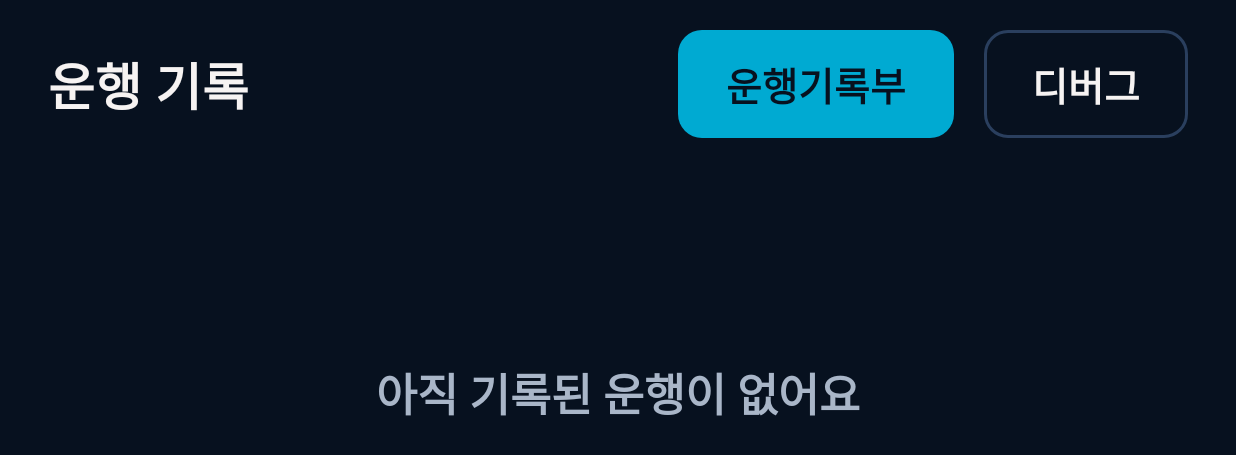
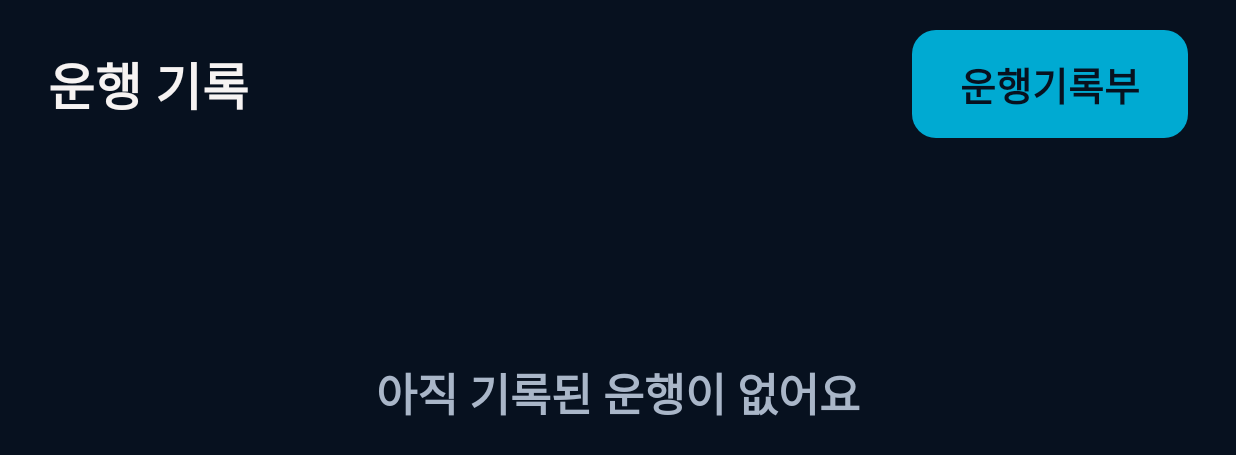
Before and after one commit to Endus-KR/Drivary-Android, an Android app built with Jetpack Compose: the DebugSettingsRoute screen opened through its navigation route, after a tap on "뒤로", on a phone screen of 824 x 412 dp (held sideways). Shown: the top 455 px of the screen. Run offline under Robolectric (Android 15) with nearby library versions, the phone set to English and light mode, and no system bars; our stand-ins replace Dagger/Hilt's generated code, Timber; libraries missing offline, so code that uses them is left out: androidx.hilt.lifecycle.

Commit message:
feat: 홈의 디버그 버튼을 숨기고 제목 길게 누르기로 연다
시연 영상에 디버그 버튼이 계속 보여서, 홈 제목("운행 기록")을 길게 누르면 디버그 설정이 열리게 바꾼다.

- DrivaryTopBar에 onTitleLongPress 추가 (기존 호출부는 그대로)

Co-Authored-By: Claude Opus 5.5 <noreply@anthropic.com>
Claude-Session: https://claude.ai/code/session_016RK9UfUEjm7wPbnpzRng9T

```diff
--- a/app/src/main/java/com/endus/drivary/presentation/designsystem/component/DrivaryTopBar.kt
+++ b/app/src/main/java/com/endus/drivary/presentation/designsystem/component/DrivaryTopBar.kt
@@ -1,5 +1,6 @@
 package com.endus.drivary.presentation.designsystem.component
 
+import androidx.compose.foundation.gestures.detectTapGestures
 import androidx.compose.foundation.layout.Arrangement
 import androidx.compose.foundation.layout.Row
 import androidx.compose.foundation.layout.RowScope
@@ -11,6 +12,7 @@ import androidx.compose.material3.Text
 import androidx.compose.runtime.Composable
 import androidx.compose.ui.Alignment
 import androidx.compose.ui.Modifier
+import androidx.compose.ui.input.pointer.pointerInput
 import androidx.compose.ui.unit.dp
 
 @Composable
@@ -19,6 +21,8 @@ fun DrivaryTopBar(
     modifier: Modifier = Modifier,
     navigation: (@Composable () -> Unit)? = null,
     actions: @Composable RowScope.() -> Unit = {},
+    /** 제목을 길게 눌렀을 때. 시연 화면에 보이지 않는 숨은 진입점에 쓴다 */
+    onTitleLongPress: (() -> Unit)? = null,
 ) {
     Row(
         modifier = modifier
@@ -33,7 +37,17 @@ fun DrivaryTopBar(
             text = title,
             style = MaterialTheme.typography.headlineMedium,
             color = MaterialTheme.colorScheme.onSurface,
-            modifier = Modifier.weight(1f),
+            modifier = Modifier
+                .weight(1f)
+                .then(
+                    if (onTitleLongPress != null) {
+                        Modifier.pointerInput(onTitleLongPress) {
+                            detectTapGestures(onLongPress = { onTitleLongPress() })
+                        }
+                    } else {
+                        Modifier
+                    },
+                ),
         )
         actions()
     }
--- a/app/src/main/java/com/endus/drivary/presentation/home/HomeScreen.kt
+++ b/app/src/main/java/com/endus/drivary/presentation/home/HomeScreen.kt
@@ -24,7 +24,6 @@ import androidx.compose.ui.unit.dp
 import androidx.hilt.lifecycle.viewmodel.compose.hiltViewModel
 import androidx.lifecycle.compose.collectAsStateWithLifecycle
 import com.endus.drivary.presentation.designsystem.component.DrivaryButton
-import com.endus.drivary.presentation.designsystem.component.DrivaryButtonStyle
 import com.endus.drivary.presentation.designsystem.component.DrivaryCard
 import com.endus.drivary.presentation.designsystem.component.DrivaryEmptyState
 import com.endus.drivary.presentation.designsystem.component.DrivaryTag
@@ -74,12 +73,9 @@ fun HomeScreen(
                     text = "운행기록부",
                     onClick = { onIntent(HomeIntent.ClickLogbook) },
                 )
-                DrivaryButton(
-                    text = "디버그",
-                    onClick = { onIntent(HomeIntent.ClickDebugSettings) },
-                    style = DrivaryButtonStyle.Secondary,
-                )
             },
+            // 시연 영상에 보이지 않도록 디버그 설정은 제목을 길게 눌러 연다
+            onTitleLongPress = { onIntent(HomeIntent.ClickDebugSettings) },
         )
         val hasNow = uiState.recordingStatus != null || uiState.pendingCard != null
         if (uiState.trips.isEmpty() && !hasNow) {
```
